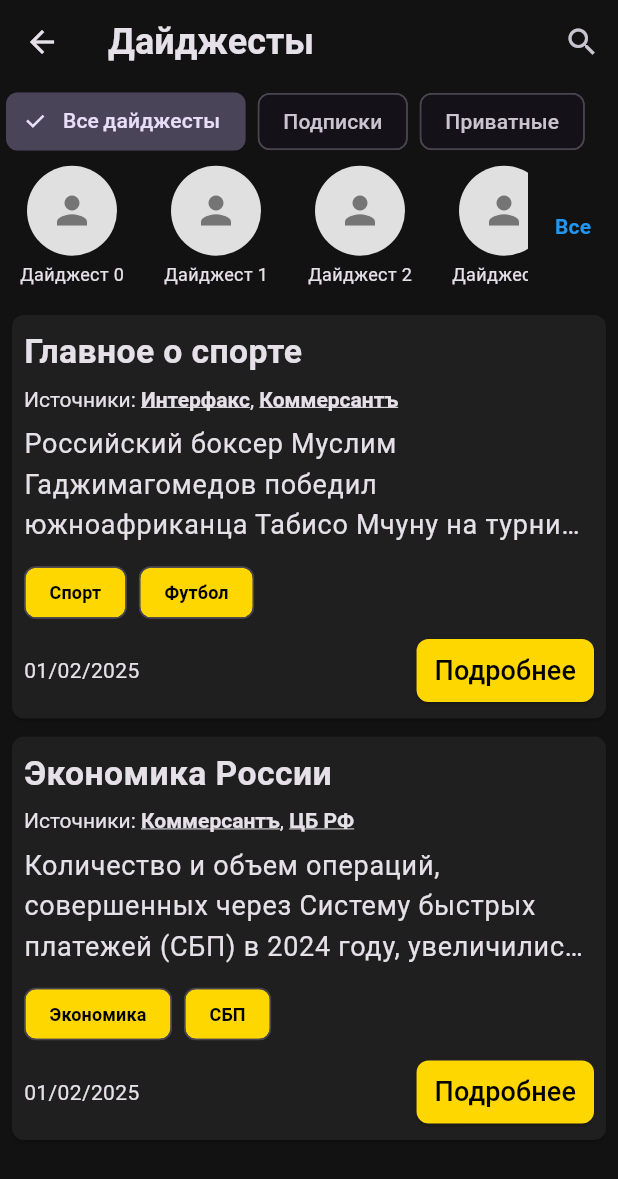
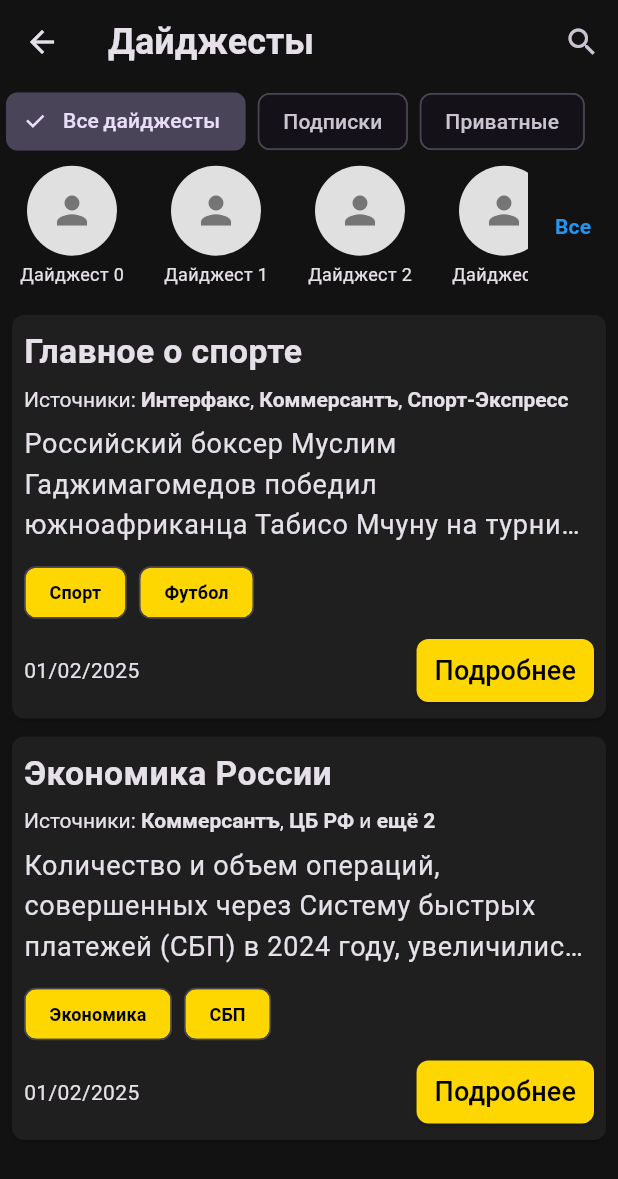
Before and after one commit to KcasTischaWattt/crosswords-mobile-app, a Flutter app: the DigestsPage screen opened directly, on a phone screen of 412 x 824 dp. Shown: the top 1179 px of the screen. Run offline on Flutter 3.47's test engine with Material 3 defaults, Android fonts, the phone set to English and light mode, and no system bars; our stand-ins replace google_fonts, velocity_x.

Commit message:
Remove text decoration from sources in digests

```diff
--- a/lib/data/fake/fake_digests.dart
+++ b/lib/data/fake/fake_digests.dart
@@ -5,7 +5,7 @@ List<Digest> fakeDigests = [
   Digest(
     id: 1,
     title: 'Главное о спорте',
-    sources: ['Интерфакс', 'Коммерсантъ'],
+    sources: ['Интерфакс', 'Коммерсантъ', 'Спорт-Экспресс'],
     text: '''
 Российский боксер Муслим Гаджимагомедов победил южноафриканца Табисо Мчуну на турнире IBA Champions Night в Москве. 10-раундовый поединок завершился решением судей.
 
@@ -29,7 +29,7 @@ List<Digest> fakeDigests = [
   Digest(
     id: 2,
     title: 'Экономика России',
-    sources: ['Коммерсантъ', 'ЦБ РФ'],
+    sources: ['Коммерсантъ', 'ЦБ РФ', 'Интерфакс', 'РБК'],
     text: '''
 Количество и объем операций, совершенных через Систему быстрых платежей (СБП) в 2024 году, увеличились в 2 раза по сравнению с предыдущим годом. Всего через СБП за минувший год прошло более 13,4 млрд транзакций на общую сумму 69,5 трлн рублей, свидетельствуют данные Банка России.
 
--- a/lib/screens/digests_page.dart
+++ b/lib/screens/digests_page.dart
@@ -119,7 +119,7 @@ class _DigestsPageState extends State<DigestsPage> {
       for (int i = 0; i < sources.length; i++) {
         spans.add(TextSpan(
           text: sources[i],
-          style: const TextStyle(fontWeight: FontWeight.bold, decoration: TextDecoration.underline),
+          style: const TextStyle(fontWeight: FontWeight.bold),
         ));
         if (i < sources.length - 1) {
           spans.add(const TextSpan(text: ", ", style: TextStyle(fontWeight: FontWeight.normal)));
@@ -128,19 +128,19 @@ class _DigestsPageState extends State<DigestsPage> {
     } else {
       spans.add(TextSpan(
         text: sources[0],
-        style: const TextStyle(fontWeight: FontWeight.bold, decoration: TextDecoration.underline),
+        style: const TextStyle(fontWeight: FontWeight.bold),
       ));
       spans.add(const TextSpan(text: ", ", style: TextStyle(fontWeight: FontWeight.normal)));
 
       spans.add(TextSpan(
         text: sources[1],
-        style: const TextStyle(fontWeight: FontWeight.bold, decoration: TextDecoration.underline),
+        style: const TextStyle(fontWeight: FontWeight.bold),
       ));
       spans.add(const TextSpan(text: " и ", style: TextStyle(fontWeight: FontWeight.normal)));
 
       spans.add(TextSpan(
         text: "ещё ${sources.length - 2}",
-        style: const TextStyle(fontWeight: FontWeight.bold, decoration: TextDecoration.underline),
+        style: const TextStyle(fontWeight: FontWeight.bold),
       ));
     }
 
```
